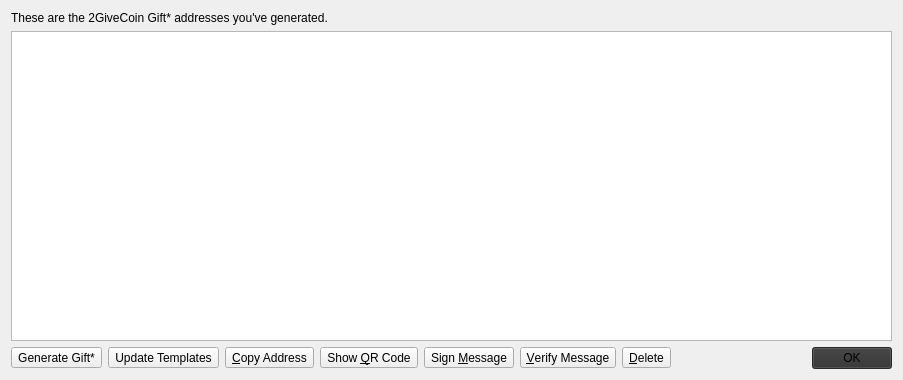
Above: src/qt/forms/giftcardpage.ui from LittleDuke/2GIVE before the change. Below: the same form after it.
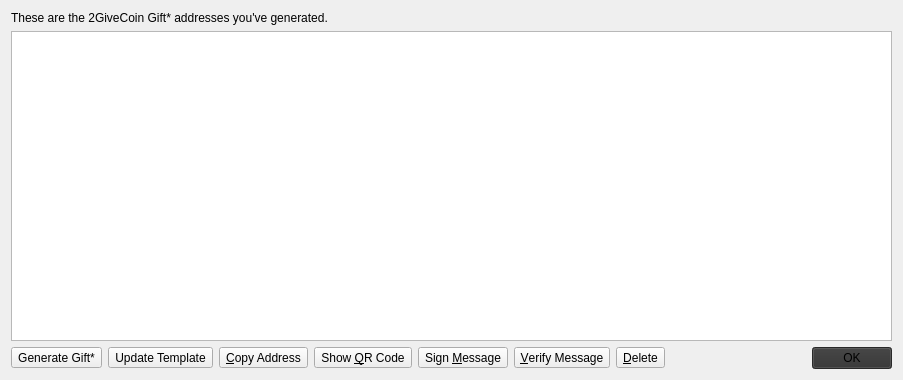
That is the form after the change. Icons and pictures are not drawn.

Commit message: Version tick, vanitygen WIN32 and Gift*card UI change making Update Template singular

Diff of the .ui file:
```diff
--- a/src/qt/forms/giftcardpage.ui
+++ b/src/qt/forms/giftcardpage.ui
@@ -77,7 +77,7 @@
      <item>
       <widget class="QToolButton" name="templateButton">
        <property name="text">
-        <string>Update Templates</string>
+        <string>Update Template</string>
        </property>
       </widget>
      </item>
```
The commit also changes 5 other files.
